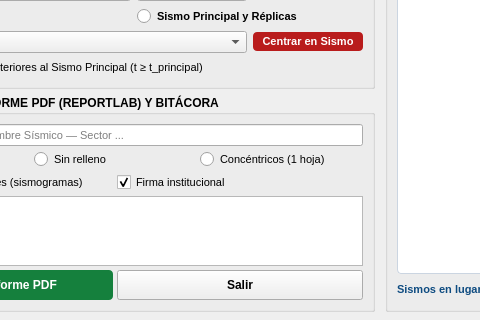
Qt form procesamiento/src/ui/reporte_enjambre.ui (RSA-Proyectos/rsa_sismologia) before a commit; both pictures show x 155 to 635 and y 437 to 757 of the 1380 by 757 pixel window.
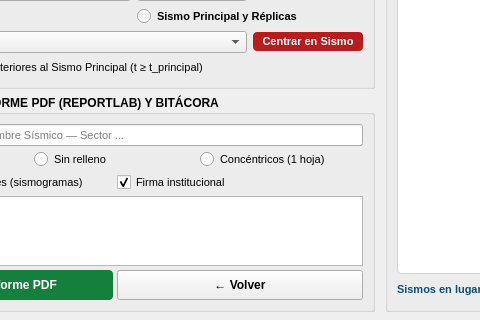
The same form after that commit.

Commit message: feat(procesamiento,hidropaute): integra FASTHYPO/Virtual, respaldo incremental DIA/ZIP, UX Volver y migrador Hidropaute

```diff
--- a/procesamiento/src/ui/reporte_enjambre.ui
+++ b/procesamiento/src/ui/reporte_enjambre.ui
@@ -1152,7 +1152,7 @@
               </font>
              </property>
              <property name="text">
-              <string>Salir</string>
+              <string>← Volver</string>
              </property>
             </widget>
            </item>
```
The commit also changes 23 other files.
